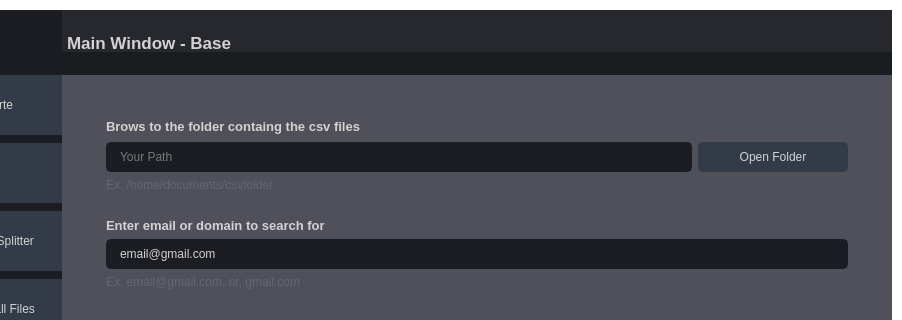
The window that MainWindow.ui (eslamdyab21/Apara-Data-GUI) describes before a commit, drawn with Qt 5; both pictures show x 98 to 1000 and y 0 to 320 of the 1000 by 845 pixel window.
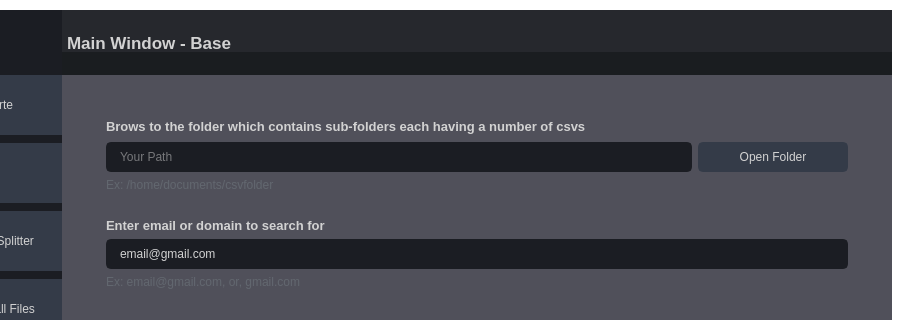
The same window after the commit. The open tabs and pages were chosen to show the change. Icons and pictures are not drawn.

Commit message: qt auto-save and change text

The edit to the form file:
```diff
--- a/MainWindow.ui
+++ b/MainWindow.ui
@@ -6773,7 +6773,7 @@
                                 <string notr="true"/>
                                </property>
                                <property name="text">
-                                <string>Brows to the folder containg the csv files</string>
+                                <string>Brows to the folder which contains sub-folders each having a number of csvs</string>
                                </property>
                               </widget>
                              </item>
```
Left out of the diff: 2 changed lines with no effect on the pictures. The commit also changes 2 other files.
